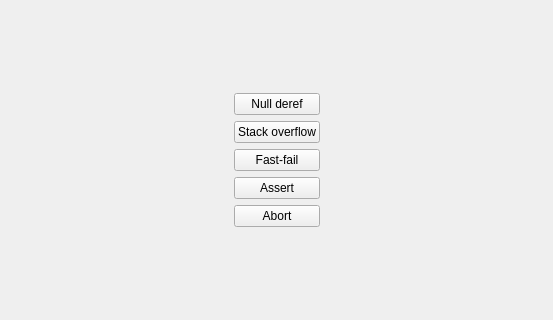
The window that mainwindow.ui (jpnurmi/sentry-playground) describes before a commit, drawn with Qt 5; both pictures show x 0 to 553 and y 87 to 407 of the 553 by 496 pixel window.
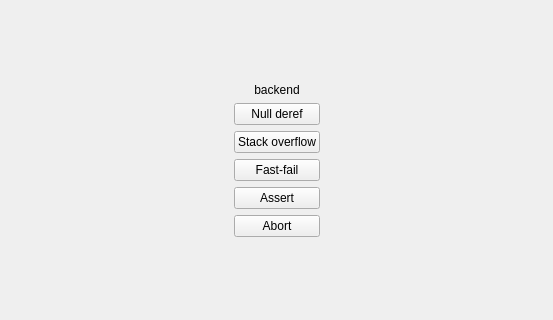
The same window after the commit.

Commit message: Backend label

What changed in the file:
```diff
--- a/mainwindow.ui
+++ b/mainwindow.ui
@@ -12,14 +12,14 @@
   </property>
   <widget class="QWidget" name="centralwidget">
    <layout class="QGridLayout" name="gridLayout">
-    <item row="4" column="1">
+    <item row="5" column="1">
      <widget class="QPushButton" name="assertButton">
       <property name="text">
        <string>Assert</string>
       </property>
      </widget>
     </item>
-    <item row="1" column="2">
+    <item row="2" column="2">
      <spacer name="horizontalSpacer_2">
       <property name="orientation">
        <enum>Qt::Orientation::Horizontal</enum>
@@ -32,7 +32,7 @@
       </property>
      </spacer>
     </item>
-    <item row="1" column="0">
+    <item row="2" column="0">
      <spacer name="horizontalSpacer">
       <property name="orientation">
        <enum>Qt::Orientation::Horizontal</enum>
@@ -45,28 +45,28 @@
       </property>
      </spacer>
     </item>
-    <item row="5" column="1">
+    <item row="6" column="1">
      <widget class="QPushButton" name="abortButton">
       <property name="text">
        <string>Abort</string>
       </property>
      </widget>
     </item>
-    <item row="1" column="1">
+    <item row="2" column="1">
      <widget class="QPushButton" name="nullDerefButton">
       <property name="text">
        <string>Null deref</string>
       </property>
      </widget>
     </item>
-    <item row="3" column="1">
+    <item row="4" column="1">
      <widget class="QPushButton" name="fastfailButton">
       <property name="text">
        <string>Fast-fail</string>
       </property>
      </widget>
     </item>
-    <item row="2" column="1">
+    <item row="3" column="1">
      <widget class="QPushButton" name="stackOverflowButton">
       <property name="text">
        <string>Stack overflow</string>
@@ -86,7 +86,7 @@
       </property>
      </spacer>
     </item>
-    <item row="7" column="1">
+    <item row="8" column="1">
      <spacer name="verticalSpacer_2">
       <property name="orientation">
        <enum>Qt::Orientation::Vertical</enum>
@@ -99,6 +99,16 @@
       </property>
      </spacer>
     </item>
+    <item row="1" column="1">
+     <widget class="QLabel" name="backendLabel">
+      <property name="text">
+       <string>backend</string>
+      </property>
+      <property name="alignment">
+       <set>Qt::AlignmentFlag::AlignCenter</set>
+      </property>
+     </widget>
+    </item>
    </layout>
   </widget>
   <widget class="QMenuBar" name="menubar">
```
The commit also changes 1 other file.
